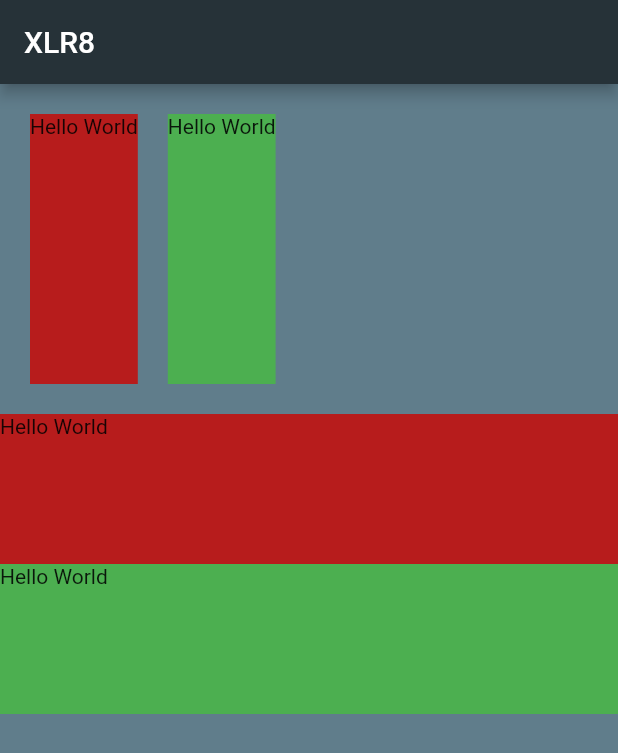
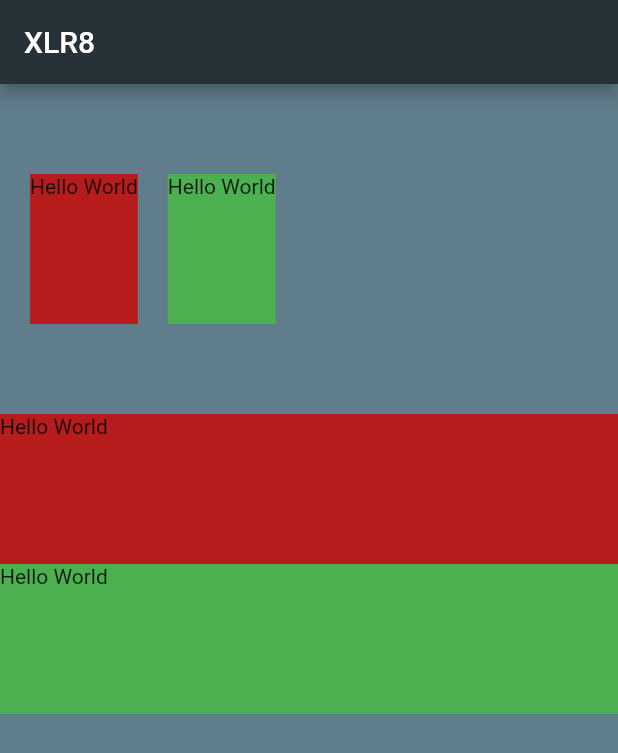
Before and after one commit to sumit8275/xlr8_repo, a Flutter app: the screen it shows after launch, on a phone screen of 412 x 824 dp. Shown: the top 753 px of the screen. Run offline on Flutter 3.47's test engine with Material 2 defaults, Android fonts, the phone set to English and light mode, and no system bars.

```diff
--- a/lib/main.dart
+++ b/lib/main.dart
@@ -20,7 +20,6 @@ class MyApp extends StatelessWidget {
                   width: double.infinity,
                   color: Colors.blue[750],
                   child: Row(
-                    crossAxisAlignment: CrossAxisAlignment.stretch,
                     children: [
                       Container(
                         margin: const EdgeInsets.all(10.0),
```
Also changed, not shown: 1 other file.
